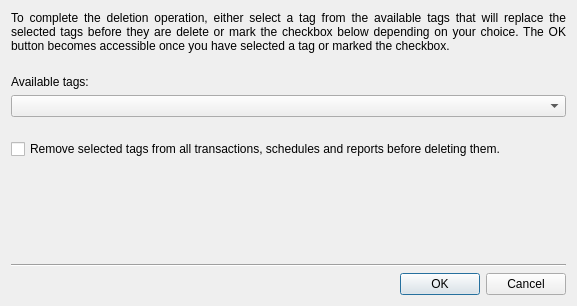
This is kmymoney/dialogs/ktagreassigndlg.ui in KDE/kmymoney as Qt 5 draws it before an edit. The edited form follows.
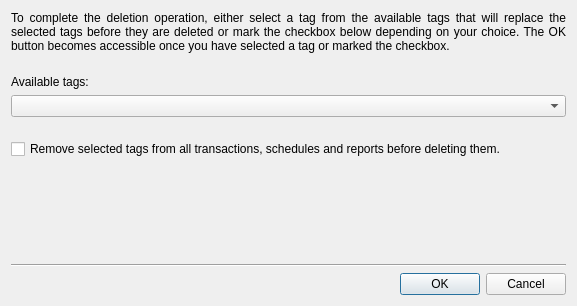
This is the edited form.

Commit message: Fixed another typo

```diff
--- a/kmymoney/dialogs/ktagreassigndlg.ui
+++ b/kmymoney/dialogs/ktagreassigndlg.ui
@@ -50,7 +50,7 @@
          </size>
         </property>
         <property name="text">
-         <string>To complete the deletion operation, either select a tag from the available tags that will replace the selected tags before they are delete or mark the checkbox below depending on your choice. The OK button becomes accessible once you have selected a tag or marked the checkbox.</string>
+         <string>To complete the deletion operation, either select a tag from the available tags that will replace the selected tags before they are deleted or mark the checkbox below depending on your choice. The OK button becomes accessible once you have selected a tag or marked the checkbox.</string>
         </property>
         <property name="alignment">
          <set>Qt::AlignJustify|Qt::AlignTop</set>
```
